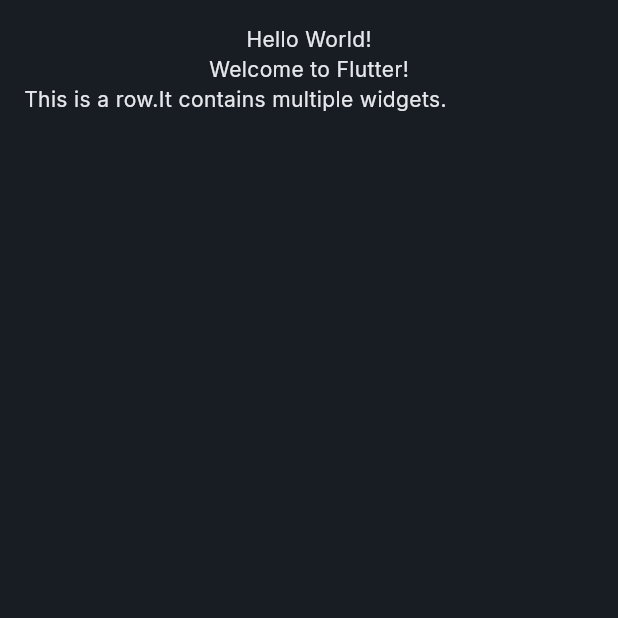
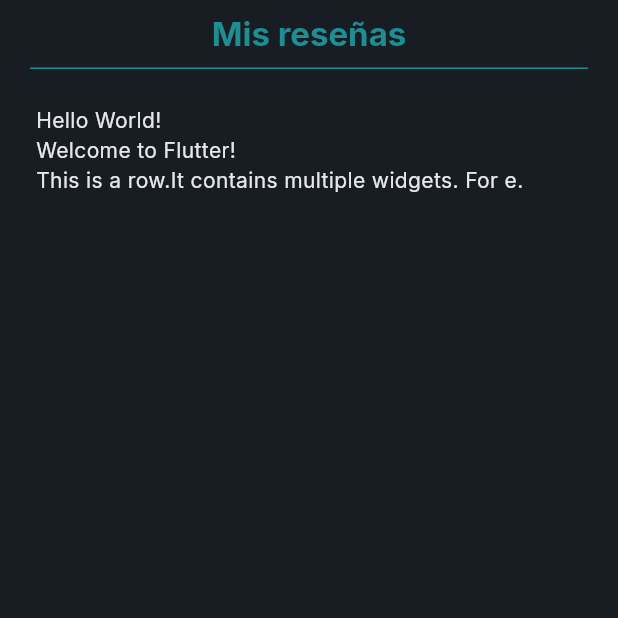
Before and after one commit to DavidPerez-2357/personal-reviews-v2, a Flutter app: the screen it shows after launch, on a phone screen of 412 x 824 dp, the top half of it. Run offline on Flutter 3.47's test engine with Material 3 defaults, Android fonts, the phone set to English and light mode, and no system bars; our stand-ins replace drift, freezed_annotation, google_fonts; accounts and stored records are empty; generated files the repository leaves out were written again.

Commit message:
✨ Create layout components for improved layout structure

```diff
--- a/lib/main.dart
+++ b/lib/main.dart
@@ -1,5 +1,6 @@
 import 'package:flutter/material.dart';
 import 'package:personal_reviews/database/app_database.dart';
+import 'package:personal_reviews/shared/layouts/main_layout.dart';
 import 'style/theme/app_theme.dart';
 
 void main() async {
@@ -28,23 +29,23 @@ class MainApp extends StatelessWidget {
       theme: appTheme,
       darkTheme: appTheme,
       themeMode: ThemeMode.dark,
-      home: Scaffold(
-        body: SafeArea(
-          child: Padding (
-            padding: EdgeInsets.all(16.0),
+      home: MainLayout(
+        title: 'Mis reseñas',
         child: Column(
+          mainAxisAlignment: MainAxisAlignment.start,
+          crossAxisAlignment: CrossAxisAlignment.start,
           children: [
             Text('Hello World!'),
             Text('Welcome to Flutter!'),
             Row(
               children: [
                 Text('This is a row.'),
-                      Text('It contains multiple widgets.')
-                    ],
-                  )
+                Text('It contains multiple widgets. For e.'),
               ],
             ),
-          ),
+            SizedBox(height: 1000),
+            Text('This is the end of the column.'),
+          ],
         ),
       ),
     );
--- /dev/null
+++ b/lib/shared/layouts/main_layout.dart
@@ -0,0 +1,45 @@
+import 'package:flutter/material.dart';
+
+class MainLayout extends StatelessWidget {
+  final Widget child;
+  final String? title;
+  final bool scrollable;
+  const MainLayout({
+    super.key,
+    required this.child,
+    this.title,
+    this.scrollable = true,
+  });
+
+  @override
+  Widget build(BuildContext context) {
+    final Color primaryColor = Theme.of(context).colorScheme.primary;
+    final SafeArea body = SafeArea(
+      child: Padding(padding: const EdgeInsets.all(24.0), child: child),
+    );
+
+    return Scaffold(
+      appBar: AppBar(
+        toolbarHeight: 45,
+        title: Text(
+          title ?? 'Main Layout',
+          style: TextStyle(fontWeight: FontWeight.bold),
+        ),
+        centerTitle: true,
+        backgroundColor: Theme.of(context).colorScheme.surface,
+        foregroundColor: primaryColor,
+        bottom: PreferredSize(
+          preferredSize: const Size.fromHeight(1.0),
+          child: Divider(
+            height: 1,
+            thickness: 1,
+            color: primaryColor,
+            indent: 20.0,
+            endIndent: 20.0,
+          ),
+        ),
+      ),
+      body: scrollable ? SingleChildScrollView(child: body) : body,
+    );
+  }
+}
```
Also changed, not shown: lib/shared/layouts/secondary_layout.dart (added, +56 -0 lines). Lines whose indentation alone changed are shown as unchanged.
